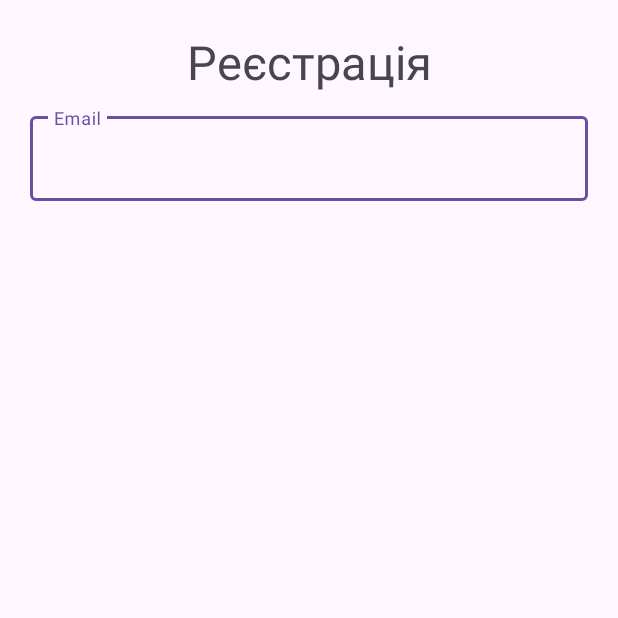
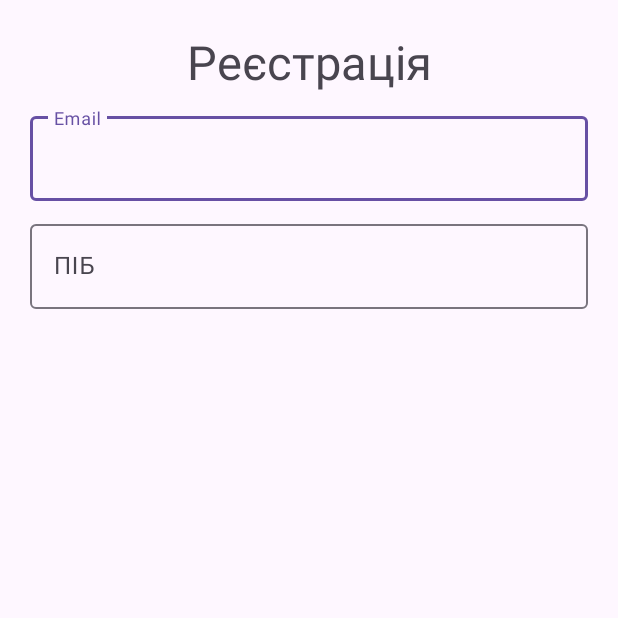
Before and after one commit to Light2Night/LiteAndroidApp, an Android app: the screen it shows after launch (MainActivity), on a phone screen of 412 x 824 dp, the top half of it. Run offline under Robolectric (Android 15) with nearby library versions, the phone set to English and light mode, and no system bars.

Commit message:
Added FullName field

```diff
--- a/app/src/main/res/layout/activity_main.xml
+++ b/app/src/main/res/layout/activity_main.xml
@@ -21,7 +21,7 @@
         app:layout_constraintTop_toTopOf="parent" />
 
     <com.google.android.material.textfield.TextInputLayout
-        android:id="@+id/tfRegEmail"
+        android:id="@+id/email"
         android:layout_width="match_parent"
         android:layout_height="wrap_content"
         android:layout_marginTop="10dp"
@@ -34,4 +34,18 @@
 
     </com.google.android.material.textfield.TextInputLayout>
 
+    <com.google.android.material.textfield.TextInputLayout
+        android:id="@+id/fullName"
+        android:layout_width="match_parent"
+        android:layout_height="wrap_content"
+        android:layout_marginTop="10dp"
+        android:hint="@string/fullName"
+        app:layout_constraintTop_toBottomOf="@id/email">
+
+        <com.google.android.material.textfield.TextInputEditText
+            android:layout_width="match_parent"
+            android:layout_height="wrap_content" />
+
+    </com.google.android.material.textfield.TextInputLayout>
+
 </androidx.constraintlayout.widget.ConstraintLayout>
--- a/app/src/main/res/values/strings.xml
+++ b/app/src/main/res/values/strings.xml
@@ -2,4 +2,5 @@
     <string name="app_name">LiteApp</string>
     <string name="registration">Реєстрація</string>
     <string name="email">Email</string>
+    <string name="fullName">ПІБ</string>
 </resources>
```
